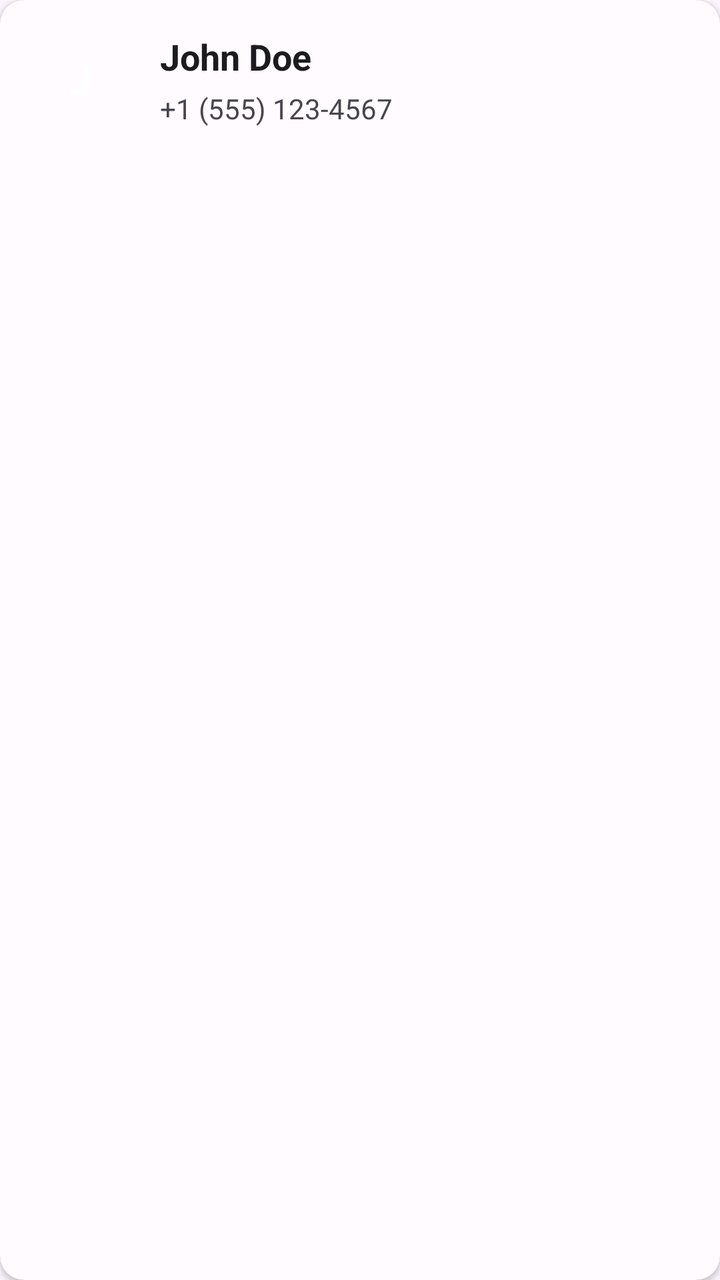
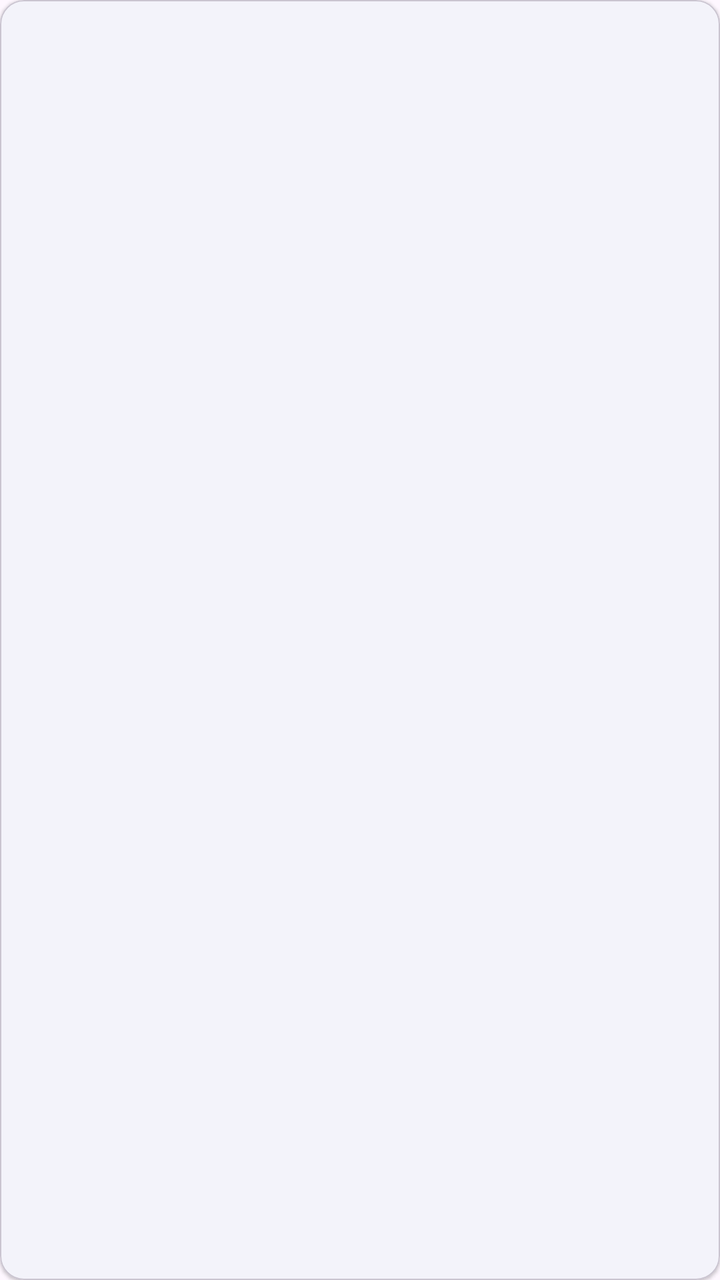

Screens rendered from an Android XML layout before and after an edit, with the pre-edit source and the edit as a unified diff.
<!-- AndroidManifest.xml: application theme Theme.ContactManager -->
<!-- res/layout/item_contact.xml -->
<?xml version="1.0" encoding="utf-8"?>
<androidx.cardview.widget.CardView
    android:id="@+id/item_contact"
    xmlns:android="http://schemas.android.com/apk/res/android"
    xmlns:app="http://schemas.android.com/apk/res-auto"
    android:layout_width="match_parent"
    android:layout_height="wrap_content"
    android:layout_marginHorizontal="16dp"
    android:layout_marginVertical="6dp"
    android:clickable="true"
    android:focusable="true"
    android:foreground="?android:attr/selectableItemBackground"
    app:cardBackgroundColor="?attr/colorSurface"
    app:cardCornerRadius="12dp"
    app:cardElevation="2dp"
    android:background="@drawable/contact_radius">

    <androidx.constraintlayout.widget.ConstraintLayout
        android:layout_width="match_parent"
        android:layout_height="wrap_content"
        android:padding="16dp">

        
        <FrameLayout
            android:id="@+id/avatar_container"
            android:layout_width="48dp"
            android:layout_height="48dp"
            app:layout_constraintBottom_toBottomOf="parent"
            app:layout_constraintStart_toStartOf="parent"
            app:layout_constraintTop_toTopOf="parent">

            
            <TextView
                android:id="@+id/tv_contact_initial"
                android:layout_width="match_parent"
                android:layout_height="match_parent"
                android:background="@drawable/circle_background"
                android:gravity="center"
                android:text="J"
                android:textColor="@android:color/white"
                android:textSize="20sp"
                android:textStyle="bold" />

            
            <com.google.android.material.imageview.ShapeableImageView
                android:id="@+id/iv_avatar"
                android:layout_width="match_parent"
                android:layout_height="match_parent"
                android:scaleType="centerCrop"
                android:visibility="gone"
                app:shapeAppearanceOverlay="@style/ShapeAppearance.Material3.Corner.Full" />

        </FrameLayout>



        
        <TextView
            android:id="@+id/tv_contact_name"
            android:layout_width="0dp"
            android:layout_height="wrap_content"
            android:layout_marginStart="16dp"
            android:text="John Doe"
            android:textColor="?attr/colorOnSurface"
            android:textSize="18sp"
            android:textStyle="bold"
            app:layout_constraintEnd_toEndOf="parent"
            app:layout_constraintStart_toEndOf="@id/avatar_container"
            app:layout_constraintTop_toTopOf="@id/avatar_container" />

        
        <TextView
            android:id="@+id/tv_contact_phone"
            android:layout_width="0dp"
            android:layout_height="wrap_content"
            android:layout_marginStart="16dp"
            android:layout_marginTop="4dp"
            android:text="+1 (555) 123-4567"
            android:textColor="?attr/colorOnSurfaceVariant"
            android:textSize="14sp"
            app:layout_constraintBottom_toBottomOf="@id/avatar_container"
            app:layout_constraintEnd_toEndOf="parent"
            app:layout_constraintStart_toEndOf="@id/avatar_container"
            app:layout_constraintTop_toBottomOf="@id/tv_contact_name" />

    </androidx.constraintlayout.widget.ConstraintLayout>
</androidx.cardview.widget.CardView>
<!-- resources referenced by this layout -->
<resources>
  <!-- drawable circle_background (drawable) -->
  <?xml version="1.0" encoding="utf-8"?>
  <selector xmlns:android="http://schemas.android.com/apk/res/android">
      <item>
          <shape android:shape="oval" />
      </item>
  </selector>
  <!-- drawable contact_radius (drawable) -->
  <?xml version="1.0" encoding="utf-8"?>
  <selector xmlns:android="http://schemas.android.com/apk/res/android">
  
      <item>
  
          <shape android:shape="rectangle">
              <corners android:radius="35dp"/>
              <solid android:color="@color/white"/>
          </shape>
      </item>
  </selector>
  <style name="Theme.ContactManager" parent="Base.Theme.ContactManager" />
  <color name="white">#FFFFFFFF</color>
  <style name="Base.Theme.ContactManager" parent="Theme.Material3.DayNight.NoActionBar">
          <item name="colorPrimary">@color/md3_primary</item>
          <item name="colorOnPrimary">@color/md3_on_primary</item>
          <item name="colorPrimaryContainer">@color/md3_primary_container</item>
          <item name="colorOnPrimaryContainer">@color/md3_on_primary_container</item>
  
          <item name="colorSecondary">@color/md3_secondary</item>
          <item name="colorOnSecondary">@color/md3_on_secondary</item>
          <item name="colorSecondaryContainer">@color/md3_secondary_container</item>
  
          <item name="colorTertiary">@color/md3_tertiary</item>
          <item name="colorOnTertiary">@color/md3_on_tertiary</item>
  
          <item name="colorError">@color/md3_error</item>
          <item name="colorOnError">@color/md3_on_error</item>
  
          <item name="colorSurface">@color/md3_surface</item>
          <item name="colorOnSurface">@color/md3_on_surface</item>
          <item name="colorSurfaceVariant">@color/md3_surface_variant</item>
          <item name="colorOnSurfaceVariant">@color/md3_on_surface_variant</item>
  
          <item name="colorOutline">@color/md3_outline</item>
          <item name="colorOutlineVariant">@color/md3_outline_variant</item>
  
          <item name="android:statusBarColor">@android:color/transparent</item>
          <item name="android:navigationBarColor">@android:color/transparent</item>
      </style>
  <color name="md3_primary">#1565C0</color>
  <color name="md3_on_primary">#FFFFFF</color>
  <color name="md3_primary_container">#D1E4FF</color>
  <color name="md3_on_primary_container">#001D36</color>
  <color name="md3_secondary">#00897B</color>
  <color name="md3_on_secondary">#FFFFFF</color>
  <color name="md3_secondary_container">#B2DFDB</color>
  <color name="md3_tertiary">#7C5800</color>
  <color name="md3_on_tertiary">#FFFFFF</color>
  <color name="md3_error">#B3261E</color>
  <color name="md3_on_error">#FFFFFF</color>
  <color name="md3_surface">#FFFBFE</color>
  <color name="md3_on_surface">#1C1B1F</color>
  <color name="md3_surface_variant">#E7E0EC</color>
  <color name="md3_on_surface_variant">#49454F</color>
  <color name="md3_outline">#79747E</color>
  <color name="md3_outline_variant">#CAC4D0</color>
</resources>

<!-- the commit's change to res/layout/item_contact.xml (unified diff, before → after) -->
@@ -1,26 +1,26 @@
 <?xml version="1.0" encoding="utf-8"?>
-<androidx.cardview.widget.CardView
-    android:id="@+id/item_contact"
+<com.google.android.material.card.MaterialCardView
     xmlns:android="http://schemas.android.com/apk/res/android"
     xmlns:app="http://schemas.android.com/apk/res-auto"
+    android:id="@+id/item_contact"
     android:layout_width="match_parent"
     android:layout_height="wrap_content"
     android:layout_marginHorizontal="16dp"
-    android:layout_marginVertical="6dp"
+    android:layout_marginVertical="4dp"
     android:clickable="true"
     android:focusable="true"
     android:foreground="?android:attr/selectableItemBackground"
     app:cardBackgroundColor="?attr/colorSurface"
     app:cardCornerRadius="12dp"
-    app:cardElevation="2dp"
-    android:background="@drawable/contact_radius">
+    app:cardElevation="1dp"
+    app:strokeColor="?attr/colorOutlineVariant"
+    app:strokeWidth="0.5dp">
 
     <androidx.constraintlayout.widget.ConstraintLayout
         android:layout_width="match_parent"
         android:layout_height="wrap_content"
-        android:padding="16dp">
+        android:padding="12dp">
 
-        
         <FrameLayout
             android:id="@+id/avatar_container"
             android:layout_width="48dp"
@@ -29,19 +29,16 @@
             app:layout_constraintStart_toStartOf="parent"
             app:layout_constraintTop_toTopOf="parent">
 
-            
             <TextView
                 android:id="@+id/tv_contact_initial"
                 android:layout_width="match_parent"
                 android:layout_height="match_parent"
                 android:background="@drawable/circle_background"
                 android:gravity="center"
-                android:text="J"
                 android:textColor="@android:color/white"
                 android:textSize="20sp"
                 android:textStyle="bold" />
 
-            
             <com.google.android.material.imageview.ShapeableImageView
                 android:id="@+id/iv_avatar"
                 android:layout_width="match_parent"
@@ -49,39 +46,36 @@
                 android:scaleType="centerCrop"
                 android:visibility="gone"
                 app:shapeAppearanceOverlay="@style/ShapeAppearance.Material3.Corner.Full" />
-
         </FrameLayout>
 
-
-
-        
         <TextView
             android:id="@+id/tv_contact_name"
             android:layout_width="0dp"
             android:layout_height="wrap_content"
             android:layout_marginStart="16dp"
-            android:text="John Doe"
+            android:ellipsize="end"
+            android:maxLines="1"
             android:textColor="?attr/colorOnSurface"
-            android:textSize="18sp"
+            android:textSize="16sp"
             android:textStyle="bold"
             app:layout_constraintEnd_toEndOf="parent"
             app:layout_constraintStart_toEndOf="@id/avatar_container"
             app:layout_constraintTop_toTopOf="@id/avatar_container" />
 
-        
         <TextView
             android:id="@+id/tv_contact_phone"
             android:layout_width="0dp"
             android:layout_height="wrap_content"
             android:layout_marginStart="16dp"
-            android:layout_marginTop="4dp"
-            android:text="+1 (555) 123-4567"
+            android:layout_marginTop="2dp"
+            android:ellipsize="end"
+            android:maxLines="1"
             android:textColor="?attr/colorOnSurfaceVariant"
-            android:textSize="14sp"
+            android:textSize="13sp"
             app:layout_constraintBottom_toBottomOf="@id/avatar_container"
             app:layout_constraintEnd_toEndOf="parent"
             app:layout_constraintStart_toEndOf="@id/avatar_container"
             app:layout_constraintTop_toBottomOf="@id/tv_contact_name" />
 
     </androidx.constraintlayout.widget.ConstraintLayout>
-</androidx.cardview.widget.CardView>
+</com.google.android.material.card.MaterialCardView>
<!-- resource entries referenced after the edit -->
@@ -2,25 +2,9 @@
 <resources>
   <!-- drawable circle_background (drawable) -->
   <?xml version="1.0" encoding="utf-8"?>
-  <selector xmlns:android="http://schemas.android.com/apk/res/android">
-      <item>
-          <shape android:shape="oval" />
-      </item>
-  </selector>
-  <!-- drawable contact_radius (drawable) -->
-  <?xml version="1.0" encoding="utf-8"?>
-  <selector xmlns:android="http://schemas.android.com/apk/res/android">
-  
-      <item>
-  
-          <shape android:shape="rectangle">
-              <corners android:radius="35dp"/>
-              <solid android:color="@color/white"/>
-          </shape>
-      </item>
-  </selector>
+  <shape xmlns:android="http://schemas.android.com/apk/res/android"
+      android:shape="oval" />
   <style name="Theme.ContactManager" parent="Base.Theme.ContactManager" />
-  <color name="white">#FFFFFFFF</color>
   <style name="Base.Theme.ContactManager" parent="Theme.Material3.DayNight.NoActionBar">
           <item name="colorPrimary">@color/md3_primary</item>
           <item name="colorOnPrimary">@color/md3_on_primary</item>
